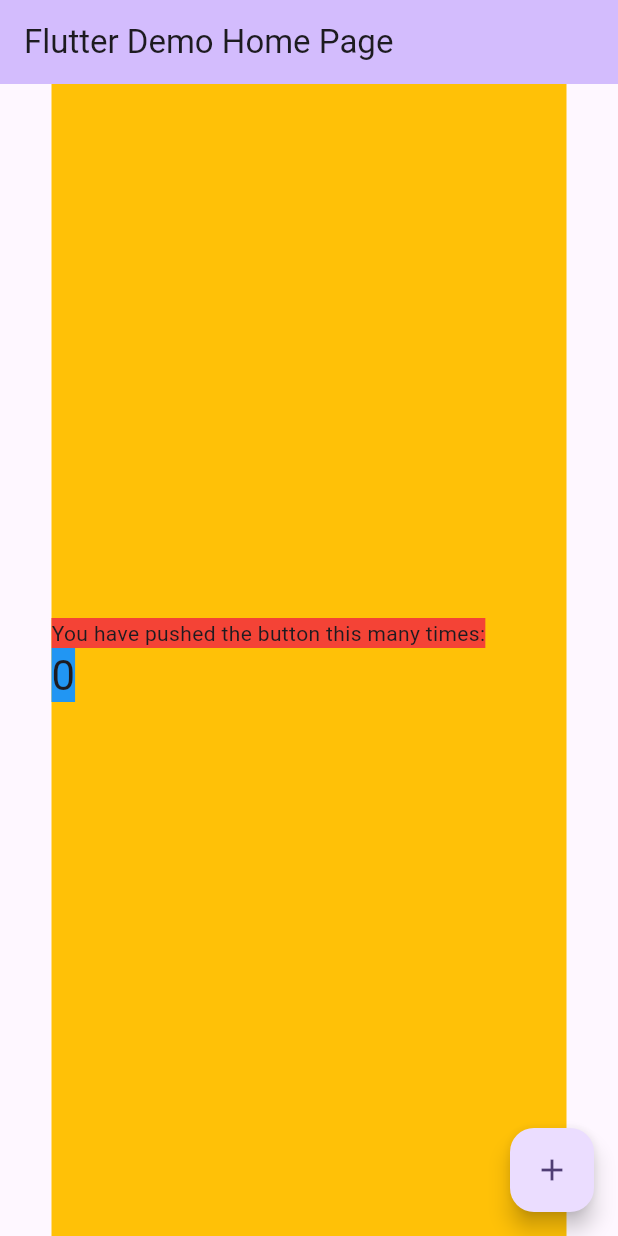
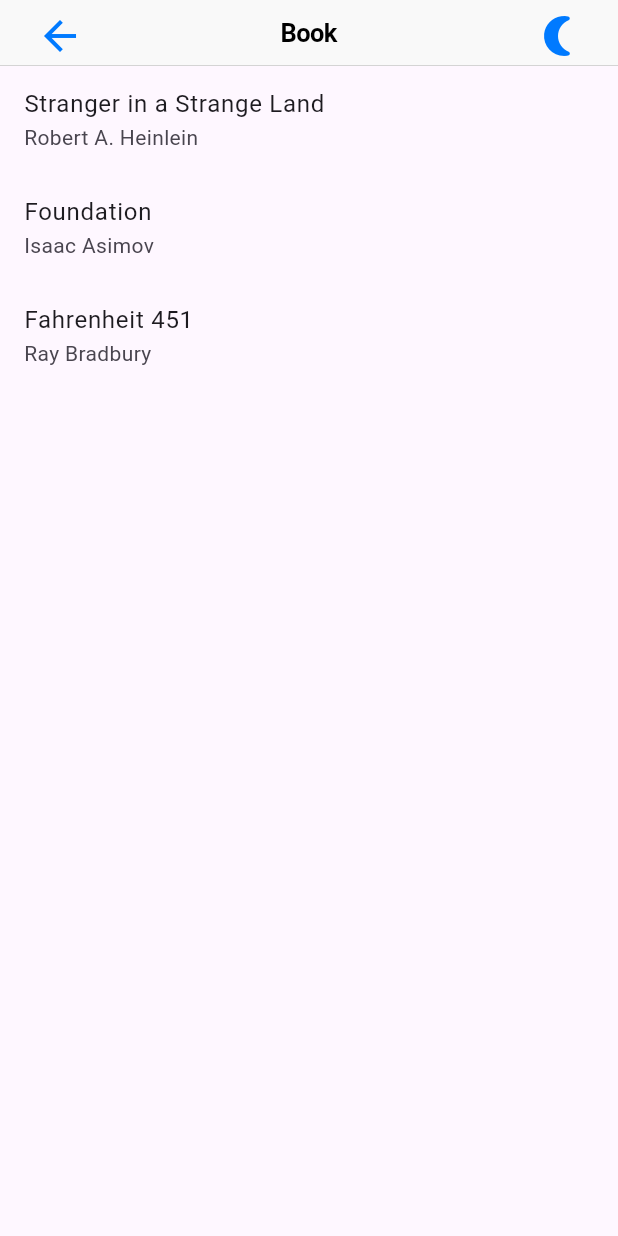
Before and after one commit to masal9pse/flutter_ci_sample, a Flutter app: the screen it shows after launch, on a phone screen of 412 x 824 dp. Run offline on Flutter 3.47's test engine with Material 3 defaults, Android fonts, the phone set to English and light mode, and no system bars; our stand-ins replace go_router; missing offline and left inert: sheet.

Commit message:
go_router + sheet 前画面でbuilderプロパティを使うと後ろに前画面が表示されなくなることを確認

```diff
--- a/lib/main.dart
+++ b/lib/main.dart
@@ -1,7 +1,9 @@
 import 'package:flutter/material.dart';
+import 'package:flutter_ci_sample/sheet_sample.dart';
 
 void main() {
-  runApp(const MyApp());
+  // runApp(const MyApp());
+  runApp(GoRouterBooksApp());
 }
 
 class MyApp extends StatelessWidget {
--- /dev/null
+++ b/lib/sheet_sample.dart
@@ -0,0 +1,193 @@
+import 'package:collection/collection.dart';
+import 'package:flutter/cupertino.dart';
+import 'package:flutter/material.dart';
+import 'package:go_router/go_router.dart';
+import 'package:sheet/route.dart';
+
+class Book {
+  const Book(this.id, this.title, this.author);
+  final String id;
+  final String title;
+  final String author;
+}
+
+class GoRouterBooksApp extends StatefulWidget {
+  const GoRouterBooksApp({super.key});
+
+  @override
+  State<StatefulWidget> createState() => _GoRouterBooksAppState();
+}
+
+class _GoRouterBooksAppState extends State<GoRouterBooksApp> {
+  List<Book> books = <Book>[
+    const Book('1', 'Stranger in a Strange Land', 'Robert A. Heinlein'),
+    const Book('2', 'Foundation', 'Isaac Asimov'),
+    const Book('3', 'Fahrenheit 451', 'Ray Bradbury'),
+  ];
+
+  Brightness brightness = Brightness.light;
+
+  @override
+  Widget build(BuildContext context) {
+    return MaterialApp.router(
+      routeInformationProvider: _router.routeInformationProvider,
+      routeInformationParser: _router.routeInformationParser,
+      routerDelegate: _router.routerDelegate,
+      debugShowCheckedModeBanner: false,
+      theme:
+          brightness == Brightness.light ? ThemeData.light() : ThemeData.dark(),
+      title: 'Books App',
+      builder: (BuildContext context, Widget? child) {
+        return CupertinoTheme(
+          data: CupertinoThemeData(brightness: brightness),
+          child: child!,
+        );
+      },
+    );
+  }
+
+  late final GoRouter _router = GoRouter(
+    routes: <GoRoute>[
+      GoRoute(
+          path: '/',
+          builder: (context, state) {
+            return BooksListScreen(
+                books: books,
+                onBrigthnessChanged: (Brightness brightness) {
+                  setState(() {
+                    this.brightness = brightness;
+                  });
+                },
+              );
+          },
+          // pageBuilder: (BuildContext context, GoRouterState state) {
+          //   return MaterialExtendedPage<void>(
+          //     key: state.pageKey,
+          //     child: BooksListScreen(
+          //       books: books,
+          //       onBrigthnessChanged: (Brightness brightness) {
+          //         setState(() {
+          //           this.brightness = brightness;
+          //         });
+          //       },
+          //     ),
+          //   );
+          // },
+          routes: <GoRoute>[
+            GoRoute(
+              name: 'book',
+              path: 'book/:bid',
+              pageBuilder: (BuildContext context, GoRouterState state) {
+                final String id = state.pathParameters['bid']!;
+                final Book? book =
+                    books.firstWhereOrNull((Book b) => b.id == id);
+                return CupertinoSheetPage<void>(
+                  key: state.pageKey,
+                  child: BookDetailsScreen(
+                    book: book!,
+                  ),
+                );
+              },
+              redirect: (context, state) {
+                final String id = state.pathParameters['bid']!;
+                final Book? book =
+                    books.firstWhereOrNull((Book b) => b.id == id);
+                if (book == null) {
+                  return '/404';
+                }
+                // no need to redirect at all
+                return null;
+              },
+            ),
+          ]),
+    ],
+  );
+}
+
+class BooksListScreen extends StatelessWidget {
+  const BooksListScreen({super.key,
+    required this.books,
+    required this.onBrigthnessChanged,
+  });
+  final List<Book> books;
+
+  final void Function(Brightness) onBrigthnessChanged;
+
+  @override
+  Widget build(BuildContext context) {
+    final Brightness brightness = Theme.of(context).brightness;
+    return Scaffold(
+      appBar: CupertinoNavigationBar(
+        leading: BackButton(onPressed: () {
+          Navigator.of(context, rootNavigator: true).pop();
+        }),
+        middle: const Text('Book'),
+        trailing: IconButton(
+          icon: Icon(brightness == Brightness.light
+              ? Icons.nightlight_round
+              : Icons.wb_sunny),
+          onPressed: () {
+            onBrigthnessChanged(
+              brightness == Brightness.light
+                  ? Brightness.dark
+                  : Brightness.light,
+            );
+          },
+        ),
+      ),
+      body: SafeArea(
+        child: ListView(
+          children: <Widget>[
+            for (Book book in books)
+              ListTile(
+                title: Text(book.title),
+                subtitle: Text(book.author),
+                onTap: () {
+                  context.go('/book/${book.id}');
+                },
+              )
+          ],
+        ),
+      ),
+    );
+  }
+}
+
+class BookDetailsScreen extends StatelessWidget {
+  const BookDetailsScreen({super.key,
+    required this.book,
+  });
+  final Book book;
+
+  @override
+  Widget build(BuildContext context) {
+    return Scaffold(
+      appBar: const CupertinoNavigationBar(
+        middle: Text('Book'),
+      ),
+      body: Padding(
+        padding: const EdgeInsets.all(8.0) + const EdgeInsets.only(top: 52.0),
+        child: Column(
+          crossAxisAlignment: CrossAxisAlignment.stretch,
+          children: <Widget>[
+            Text(book.title, style: Theme.of(context).textTheme.titleLarge),
+            Text(book.author, style: Theme.of(context).textTheme.titleMedium),
+          ],
+        ),
+      ),
+      floatingActionButton: FloatingActionButton(
+        child: const Icon(Icons.add),
+        onPressed: () {
+          Navigator.of(context)
+              .push(MaterialPageRoute<void>(builder: (BuildContext context) {
+            return Scaffold(
+              appBar: AppBar(
+                title: const Text('Invalid'),
+              ),
+            );
+          }));
+        },
+      ),
+    );
+  }
+}
--- a/pubspec.yaml
+++ b/pubspec.yaml
@@ -35,6 +35,8 @@ dependencies:
   # The following adds the Cupertino Icons font to your application.
   # Use with the CupertinoIcons class for iOS style icons.
   cupertino_icons: ^1.0.8
+  sheet: ^1.0.0
+  go_router: ^14.6.3
 
 dev_dependencies:
   flutter_test:
```
Also changed, not shown: pubspec.lock.
